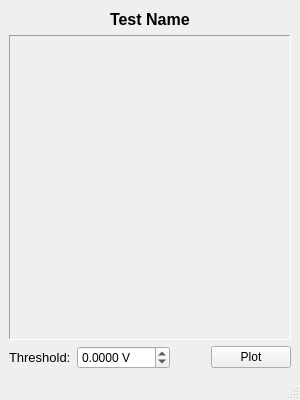
Qt form multi_io.ui (portfors-lab/SparkleAnalysis) before a commit.
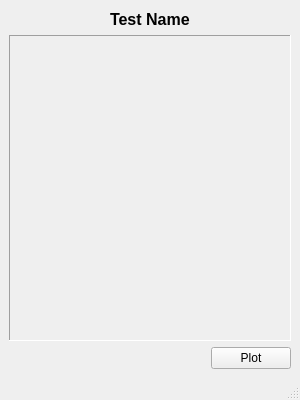
The same form after that commit. Icons and pictures are not drawn.

Commit message:
Added multi channel support to I/O Plots Individual Tests within a I/O Plot can have different thresholds
multi channel support still not tested

```diff
--- a/multi_io.ui
+++ b/multi_io.ui
@@ -27,14 +27,14 @@
    <layout class="QGridLayout" name="gridLayout">
     <item row="6" column="0">
      <layout class="QGridLayout" name="gridLayout_2">
-      <item row="0" column="3">
+      <item row="0" column="1">
        <widget class="QPushButton" name="pushButton_multi_io">
         <property name="text">
          <string>Plot</string>
         </property>
        </widget>
       </item>
-      <item row="0" column="2">
+      <item row="0" column="0">
        <spacer name="horizontalSpacer">
         <property name="orientation">
          <enum>Qt::Horizontal</enum>
@@ -47,37 +47,6 @@
         </property>
        </spacer>
       </item>
-      <item row="0" column="0">
-       <widget class="QLabel" name="label_thresh">
-        <property name="font">
-         <font>
-          <pointsize>10</pointsize>
-         </font>
-        </property>
-        <property name="text">
-         <string>Threshold:</string>
-        </property>
-       </widget>
-      </item>
-      <item row="0" column="1">
-       <widget class="QDoubleSpinBox" name="doubleSpinBox_thresh">
-        <property name="suffix">
-         <string> V</string>
-        </property>
-        <property name="decimals">
-         <number>4</number>
-        </property>
-        <property name="minimum">
-         <double>-100.000000000000000</double>
-        </property>
-        <property name="maximum">
-         <double>100.000000000000000</double>
-        </property>
-        <property name="singleStep">
-         <double>0.001000000000000</double>
-        </property>
-       </widget>
-      </item>
      </layout>
     </item>
     <item row="5" column="0">
```
The commit also changes 2 other files.
